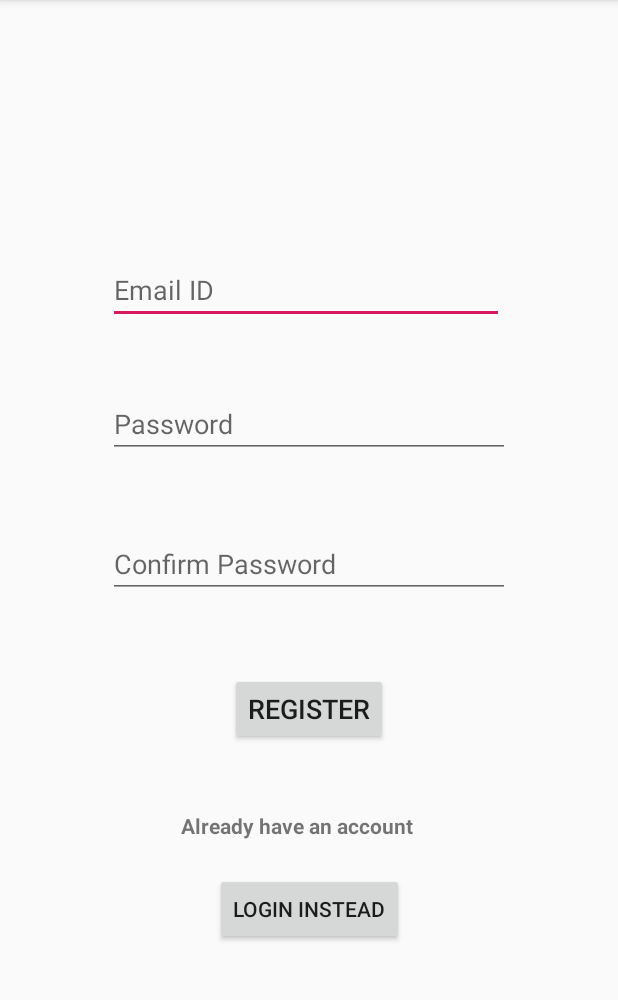
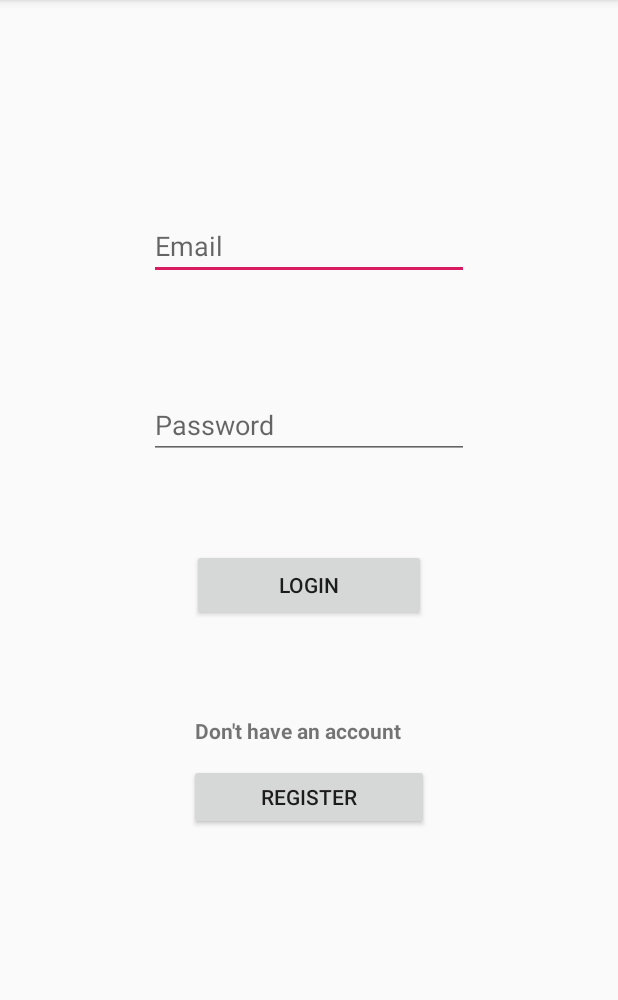
Before and after one commit to saunakbis97/Blood-Find-Application, an Android app: the screen it shows after launch (MainActivity before the commit, Login after it), after a tap on "LOGIN INSTEAD", on a phone screen of 412 x 824 dp, the part 84-1084 px from its top. Run offline under Robolectric (Android 15) with nearby library versions, the phone set to English and light mode, and no system bars.

Commit message:
MainActivity, activity_main, DatabaseHelper1 modified intent and functions Homepage, Login, PersonalDetailsRegister, activity_homepage, activity_login,activity_personal_details_register, bloodGroups string created

```diff
--- a/app/src/main/AndroidManifest.xml
+++ b/app/src/main/AndroidManifest.xml
@@ -9,6 +9,9 @@
         android:roundIcon="@mipmap/ic_launcher_round"
         android:supportsRtl="true"
         android:theme="@style/AppTheme">
+        <activity android:name=".PersonalDetailsRegister"></activity>
+        <activity android:name=".Homepage" />
+        <activity android:name=".Login" />
         <activity android:name=".MainActivity">
             <intent-filter>
                 <action android:name="android.intent.action.MAIN" />
--- /dev/null
+++ b/app/src/main/java/com/example/bloodfindapplication/Login.java
@@ -0,0 +1,55 @@
+package com.example.bloodfindapplication;
+
+import android.content.Intent;
+import android.support.v7.app.AppCompatActivity;
+import android.os.Bundle;
+import android.view.View;
+import android.widget.Button;
+import android.widget.EditText;
+import android.widget.Toast;
+
+public class Login extends AppCompatActivity {
+    EditText emailId,password;
+    Button loginButton,loginToRegisterButton;
+    DatabaseHelper1 db;
+
+    @Override
+    protected void onCreate(Bundle savedInstanceState) {
+        super.onCreate(savedInstanceState);
+        setContentView(R.layout.activity_login);
+
+        db=new DatabaseHelper1(this);
+        emailId = (EditText) findViewById(R.id.emailLogin);
+        password = (EditText) findViewById(R.id.passwordLogin);
+        loginButton = (Button) findViewById(R.id.loginButton);
+        loginToRegisterButton = (Button) findViewById(R.id.loginToRegisterButton);
+        loginButton.setOnClickListener(new View.OnClickListener() {
+            @Override
+            public void onClick(View v) {
+                String emailString = emailId.getText().toString();
+                String passwordString = password.getText().toString();
+                Boolean checkMailPassword = db.checkMailPassword(emailString,passwordString);
+                if (emailString.equals("") || passwordString.equals(""))
+                {
+                    Toast.makeText(getApplicationContext(),"Fields are empty",Toast.LENGTH_SHORT).show();
+                }
+                else if(checkMailPassword == true) {
+                    Toast.makeText(getApplicationContext(),"Login Success",Toast.LENGTH_SHORT).show();
+                    Intent homepageIntent=new Intent(Login.this,Homepage.class);
+                    homepageIntent.putExtra("EMAIL ID",emailString);
+                    startActivity(homepageIntent);
+                }
+                else {
+                    Toast.makeText(getApplicationContext(),"Wrong Email or password",Toast.LENGTH_SHORT).show();
+                }
+            }
+        });
+        loginToRegisterButton.setOnClickListener(new View.OnClickListener() {
+            @Override
+            public void onClick(View v) {
+                Intent loginToRegisterIntent=new Intent(Login.this,MainActivity.class);
+                startActivity(loginToRegisterIntent);
+            }
+        });
+    }
+}
--- /dev/null
+++ b/app/src/main/res/layout/activity_login.xml
@@ -0,0 +1,64 @@
+<?xml version="1.0" encoding="utf-8"?>
+<android.support.constraint.ConstraintLayout xmlns:android="http://schemas.android.com/apk/res/android"
+    xmlns:app="http://schemas.android.com/apk/res-auto"
+    xmlns:tools="http://schemas.android.com/tools"
+    android:layout_width="match_parent"
+    android:layout_height="match_parent"
+    tools:context=".Login">
+
+    <EditText
+        android:id="@+id/emailLogin"
+        android:layout_width="wrap_content"
+        android:layout_height="wrap_content"
+        android:layout_marginTop="141dp"
+        android:ems="10"
+        android:hint="Email"
+        android:inputType="textEmailAddress"
+        app:layout_constraintEnd_toEndOf="parent"
+        app:layout_constraintStart_toStartOf="parent"
+        app:layout_constraintTop_toTopOf="parent" />
+
+    <EditText
+        android:id="@+id/passwordLogin"
+        android:layout_width="wrap_content"
+        android:layout_height="wrap_content"
+        android:layout_marginTop="74dp"
+        android:ems="10"
+        android:hint="Password"
+        android:inputType="textPassword"
+        app:layout_constraintEnd_toEndOf="parent"
+        app:layout_constraintStart_toStartOf="parent"
+        app:layout_constraintTop_toBottomOf="@+id/emailLogin" />
+
+    <Button
+        android:id="@+id/loginButton"
+        android:layout_width="156dp"
+        android:layout_height="wrap_content"
+        android:layout_marginTop="60dp"
+        android:text="LOGIN"
+        app:layout_constraintEnd_toEndOf="parent"
+        app:layout_constraintStart_toStartOf="parent"
+        app:layout_constraintTop_toBottomOf="@+id/passwordLogin" />
+
+    <TextView
+        android:id="@+id/toRegistrationMessage"
+        android:layout_width="152dp"
+        android:layout_height="18dp"
+        android:layout_marginTop="63dp"
+        android:text="Don't have an account"
+        android:textStyle="bold"
+        app:layout_constraintEnd_toEndOf="parent"
+        app:layout_constraintStart_toStartOf="parent"
+        app:layout_constraintTop_toBottomOf="@+id/loginButton" />
+
+    <Button
+        android:id="@+id/loginToRegisterButton"
+        android:layout_width="160dp"
+        android:layout_height="44dp"
+        android:layout_marginTop="14dp"
+        android:text="REGISTER"
+        app:layout_constraintEnd_toEndOf="parent"
+        app:layout_constraintStart_toStartOf="parent"
+        app:layout_constraintTop_toBottomOf="@+id/toRegistrationMessage" />
+
+</android.support.constraint.ConstraintLayout>
--- a/app/src/main/res/layout/activity_main.xml
+++ b/app/src/main/res/layout/activity_main.xml
@@ -10,12 +10,11 @@
         android:id="@+id/emailReg"
         android:layout_width="264dp"
         android:layout_height="44dp"
-        android:layout_marginStart="72dp"
-        android:layout_marginLeft="72dp"
-        android:layout_marginTop="172dp"
+        android:layout_marginTop="148dp"
         android:ems="10"
         android:hint="Email ID"
         android:inputType="textEmailAddress"
+        app:layout_constraintEnd_toEndOf="parent"
         app:layout_constraintStart_toStartOf="parent"
         app:layout_constraintTop_toTopOf="parent" />
 
@@ -23,12 +22,11 @@
         android:id="@+id/passReg"
         android:layout_width="268dp"
         android:layout_height="wrap_content"
-        android:layout_marginStart="72dp"
-        android:layout_marginLeft="72dp"
-        android:layout_marginTop="260dp"
+        android:layout_marginTop="232dp"
         android:ems="10"
         android:hint="Password"
         android:inputType="textPassword"
+        app:layout_constraintEnd_toEndOf="parent"
         app:layout_constraintStart_toStartOf="parent"
         app:layout_constraintTop_toTopOf="parent" />
 
@@ -36,12 +34,11 @@
         android:id="@+id/cpassReg"
         android:layout_width="268dp"
         android:layout_height="wrap_content"
-        android:layout_marginStart="72dp"
-        android:layout_marginLeft="72dp"
         android:layout_marginTop="48dp"
         android:ems="10"
         android:hint="Confirm Password"
         android:inputType="textPassword"
+        app:layout_constraintEnd_toEndOf="parent"
         app:layout_constraintStart_toStartOf="parent"
         app:layout_constraintTop_toBottomOf="@+id/passReg" />
 
@@ -49,11 +46,11 @@
         android:id="@+id/regButton"
         android:layout_width="wrap_content"
         android:layout_height="wrap_content"
-        android:layout_marginTop="50dp"
+        android:layout_marginTop="32dp"
         android:text="REGISTER"
         android:textSize="18sp"
         app:layout_constraintEnd_toEndOf="parent"
-        app:layout_constraintHorizontal_bias="0.5"
+        app:layout_constraintHorizontal_bias="0.437"
         app:layout_constraintStart_toStartOf="parent"
         app:layout_constraintTop_toBottomOf="@+id/cpassReg" />
 
@@ -61,7 +58,7 @@
         android:id="@+id/toLoginMessage"
         android:layout_width="171dp"
         android:layout_height="25dp"
-        android:layout_marginTop="44dp"
+        android:layout_marginTop="40dp"
         android:text="Already have an account"
         android:textStyle="bold"
         app:layout_constraintEnd_toEndOf="parent"
@@ -72,9 +69,10 @@
         android:id="@+id/regToLogin"
         android:layout_width="wrap_content"
         android:layout_height="wrap_content"
-        android:layout_marginTop="16dp"
+        android:layout_marginTop="12dp"
         android:text="LOGIN INSTEAD"
         app:layout_constraintEnd_toEndOf="parent"
+        app:layout_constraintHorizontal_bias="0.47"
         app:layout_constraintStart_toStartOf="parent"
         app:layout_constraintTop_toBottomOf="@+id/toLoginMessage" />
 
```
Also changed, not shown: app/src/main/java/com/example/bloodfindapplication/DatabaseHelper1.java (+12 -1 lines), app/src/main/java/com/example/bloodfindapplication/Homepage.java (added, +71 -0 lines), app/src/main/java/com/example/bloodfindapplication/MainActivity.java (+8 -8 lines), app/src/main/java/com/example/bloodfindapplication/PersonalDetailsRegister.java (added, +76 -0 lines), app/src/main/res/layout/activity_homepage.xml (added, +61 -0 lines), app/src/main/res/layout/activity_personal_details_register.xml (added, +88 -0 lines), app/src/main/res/values/strings.xml (+12 -0 lines).
